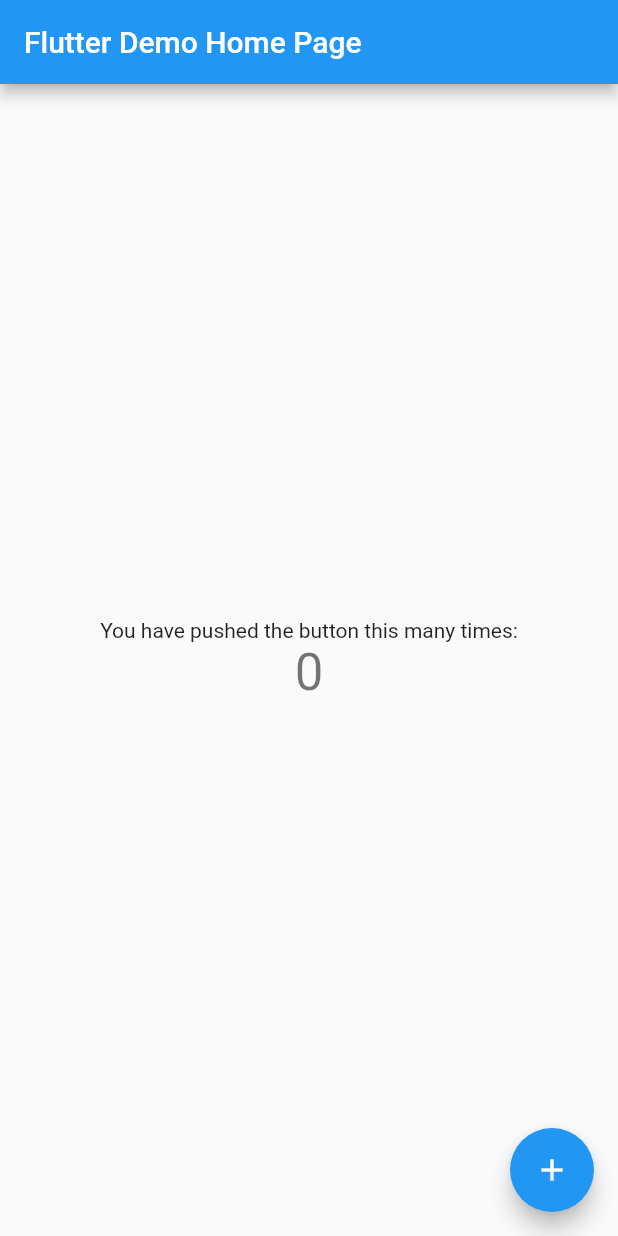
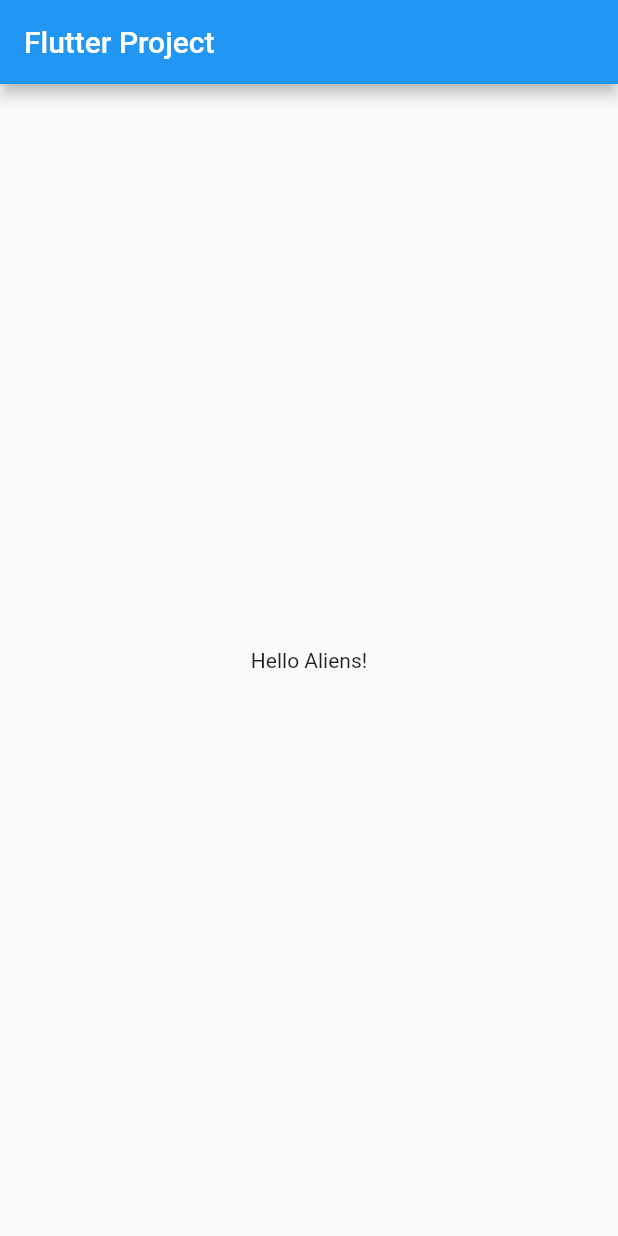
Before and after one commit to parthhbanker/Firebase-Flutter-App, a Flutter app: the screen it shows after launch, on a phone screen of 412 x 824 dp. Run offline on Flutter 3.47's test engine with Material 2 defaults, Android fonts, the phone set to English and light mode, and no system bars.

Commit message:
Hello Aliens change

```diff
--- a/lib/main.dart
+++ b/lib/main.dart
@@ -7,39 +7,20 @@ void main() {
 class MyApp extends StatelessWidget {
   const MyApp({Key? key}) : super(key: key);
 
-  // This widget is the root of your application.
   @override
   Widget build(BuildContext context) {
     return MaterialApp(
-      title: 'Flutter Demo',
+      title: 'Flutter Practice',
       theme: ThemeData(
-        // This is the theme of your application.
-        //
-        // Try running your application with "flutter run". You'll see the
-        // application has a blue toolbar. Then, without quitting the app, try
-        // changing the primarySwatch below to Colors.green and then invoke
-        // "hot reload" (press "r" in the console where you ran "flutter run",
-        // or simply save your changes to "hot reload" in a Flutter IDE).
-        // Notice that the counter didn't reset back to zero; the application
-        // is not restarted.
         primarySwatch: Colors.blue,
       ),
-      home: const MyHomePage(title: 'Flutter Demo Home Page'),
+      home: const MyHomePage(title: 'Flutter Project'),
     );
   }
 }
 
 class MyHomePage extends StatefulWidget {
   const MyHomePage({Key? key, required this.title}) : super(key: key);
-
-  // This widget is the home page of your application. It is stateful, meaning
-  // that it has a State object (defined below) that contains fields that affect
-  // how it looks.
-
-  // This class is the configuration for the state. It holds the values (in this
-  // case the title) provided by the parent (in this case the App widget) and
-  // used by the build method of the State. Fields in a Widget subclass are
-  // always marked "final".
 
   final String title;
 
@@ -48,68 +29,22 @@ class MyHomePage extends StatefulWidget {
 }
 
 class _MyHomePageState extends State<MyHomePage> {
-  int _counter = 0;
-
-  void _incrementCounter() {
-    setState(() {
-      // This call to setState tells the Flutter framework that something has
-      // changed in this State, which causes it to rerun the build method below
-      // so that the display can reflect the updated values. If we changed
-      // _counter without calling setState(), then the build method would not be
-      // called again, and so nothing would appear to happen.
-      _counter++;
-    });
-  }
-
   @override
   Widget build(BuildContext context) {
-    // This method is rerun every time setState is called, for instance as done
-    // by the _incrementCounter method above.
-    //
-    // The Flutter framework has been optimized to make rerunning build methods
-    // fast, so that you can just rebuild anything that needs updating rather
-    // than having to individually change instances of widgets.
     return Scaffold(
       appBar: AppBar(
-        // Here we take the value from the MyHomePage object that was created by
-        // the App.build method, and use it to set our appbar title.
         title: Text(widget.title),
       ),
       body: Center(
-        // Center is a layout widget. It takes a single child and positions it
-        // in the middle of the parent.
         child: Column(
-          // Column is also a layout widget. It takes a list of children and
-          // arranges them vertically. By default, it sizes itself to fit its
-          // children horizontally, and tries to be as tall as its parent.
-          //
-          // Invoke "debug painting" (press "p" in the console, choose the
-          // "Toggle Debug Paint" action from the Flutter Inspector in Android
-          // Studio, or the "Toggle Debug Paint" command in Visual Studio Code)
-          // to see the wireframe for each widget.
-          //
-          // Column has various properties to control how it sizes itself and
-          // how it positions its children. Here we use mainAxisAlignment to
-          // center the children vertically; the main axis here is the vertical
-          // axis because Columns are vertical (the cross axis would be
-          // horizontal).
           mainAxisAlignment: MainAxisAlignment.center,
-          children: <Widget>[
-            const Text(
-              'You have pushed the button this many times:',
-            ),
+          children: const <Widget>[
             Text(
-              '$_counter',
-              style: Theme.of(context).textTheme.headline4,
+              'Hello Aliens!',
             ),
           ],
         ),
       ),
-      floatingActionButton: FloatingActionButton(
-        onPressed: _incrementCounter,
-        tooltip: 'Increment',
-        child: const Icon(Icons.add),
-      ), // This trailing comma makes auto-formatting nicer for build methods.
     );
   }
 }
```
